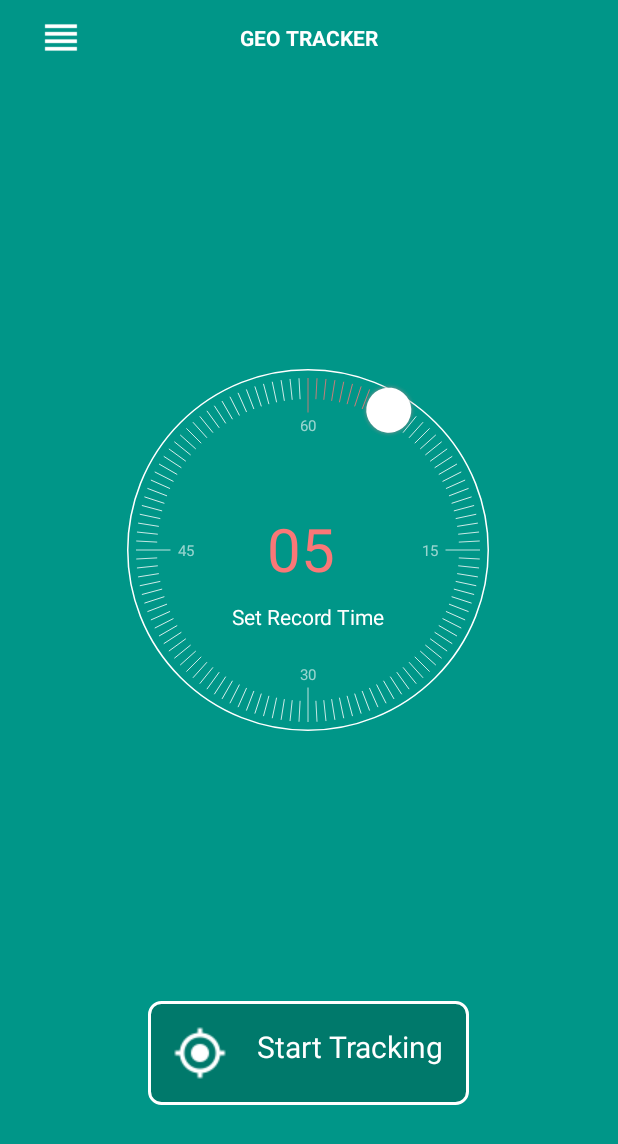
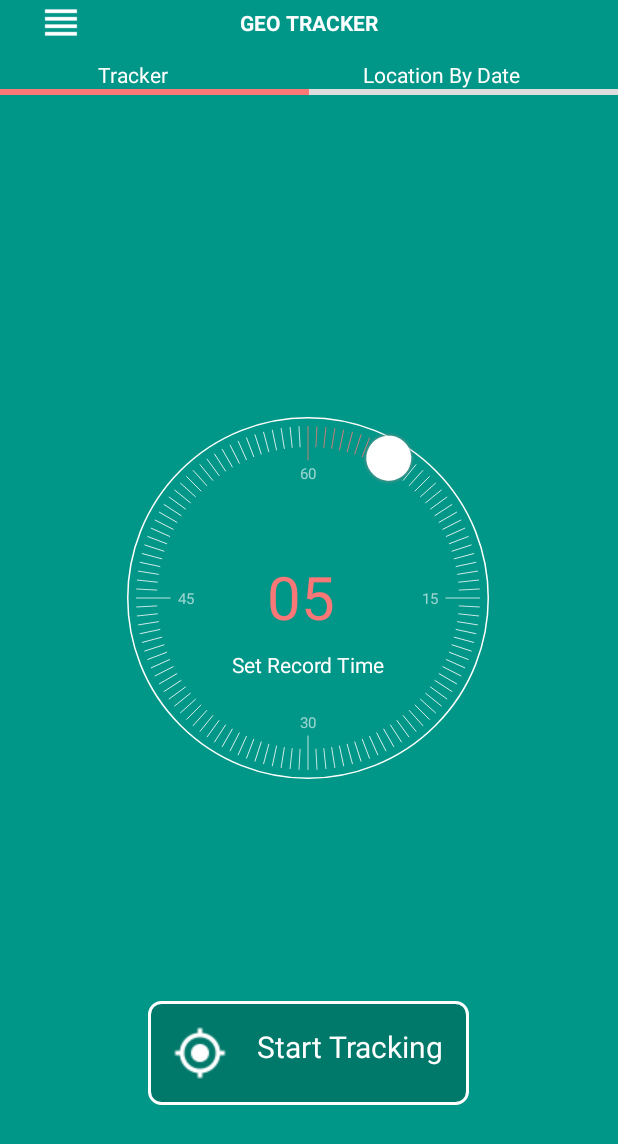
Before and after one commit to andela-kedeh/Geo-Tracker, an Android app: the MainActivity screen opened directly, with no data from a screen before it, on a phone screen of 412 x 824 dp. Shown: the top 1144 px of the screen. Run offline under Robolectric (Android 15) with nearby library versions, the phone set to English and light mode, and no system bars; 6 statements that could not run were skipped.

Commit message:
Changed the AppCompatActivity to FragmentActivity and Implement ViewPager

```diff
--- a/app/src/main/java/com/checkpoint4/wecking/standingstillapp/ApplicationComponent/CircleTimerView.java
+++ b/app/src/main/java/com/checkpoint4/wecking/standingstillapp/ApplicationComponent/CircleTimerView.java
@@ -333,8 +333,7 @@ public class CircleTimerView extends View
                         } else if (preRadian < Math.toRadians(90) && temp > Math.toRadians(270)) {
                             preRadian = (float) (temp + (temp - 2 * Math.PI) - preRadian);
                         }
-                            currentRadian += (temp - preRadian);
-
+                        currentRadian += (temp - preRadian);
                         preRadian = temp;
                         if (currentRadian > 2 * Math.PI) {
                             currentRadian = (2 * Math.PI);
--- a/app/src/main/java/com/checkpoint4/wecking/standingstillapp/DataModel/Location.java
+++ b/app/src/main/java/com/checkpoint4/wecking/standingstillapp/DataModel/Location.java
@@ -11,6 +11,7 @@ import android.widget.Toast;
 
 import com.bignerdranch.expandablerecyclerview.Model.ParentObject;
 import com.checkpoint4.wecking.standingstillapp.ObjectFactory.ObjectClass;
+import com.checkpoint4.wecking.standingstillapp.ObjectFactory.ObjectHolder;
 import com.checkpoint4.wecking.standingstillapp.adapter.LocationChildData;
 import com.checkpoint4.wecking.standingstillapp.util.Formater;
 
@@ -22,7 +23,7 @@ import java.util.List;
 /**
  * Created by wecking on 10/13/15.
  */
-public class Location{
+public class Location implements ObjectHolder{
 
     private Context mContext;
     private StandingDBHelper locationDb;
--- a/app/src/main/java/com/checkpoint4/wecking/standingstillapp/activity/MainActivity.java
+++ b/app/src/main/java/com/checkpoint4/wecking/standingstillapp/activity/MainActivity.java
@@ -3,100 +3,54 @@ package com.checkpoint4.wecking.standingstillapp.activity;
 import android.content.Intent;
 import android.support.design.widget.NavigationView;
 import android.os.Bundle;
+import android.support.v4.app.FragmentActivity;
 import android.support.v4.view.GravityCompat;
+import android.support.v4.view.ViewPager;
 import android.support.v4.widget.DrawerLayout;
-import android.support.v7.app.AppCompatActivity;
+import android.util.Log;
 import android.view.MenuItem;
 import android.view.View;
 import android.widget.ImageView;
 
 import com.checkpoint4.wecking.standingstillapp.ApplicationComponent.HelpDialog;
-import com.checkpoint4.wecking.standingstillapp.LocationServices.Constants;
-import com.checkpoint4.wecking.standingstillapp.LocationServices.StandingService;
 import com.checkpoint4.wecking.standingstillapp.ObjectFactory.ActivityHolder;
 import com.checkpoint4.wecking.standingstillapp.ObjectFactory.ObjectClass;
 import com.checkpoint4.wecking.standingstillapp.R;
-import com.checkpoint4.wecking.standingstillapp.ApplicationComponent.CircleTimerView;
+import com.checkpoint4.wecking.standingstillapp.slider.ViewPagerAdapter;
 
-import android.widget.LinearLayout;
-import android.widget.TextView;
-
-public class MainActivity extends AppCompatActivity implements  View.OnClickListener{
+public class MainActivity extends FragmentActivity implements  View.OnClickListener,
+        NavigationView.OnNavigationItemSelectedListener, ViewPager.OnPageChangeListener {
 
     private DrawerLayout mDrawerLayout;
     private ImageView headline;
-    private TextView stracking_status;
-    private LinearLayout Start_tracking;
     private NavigationView navigationView;
-    private CircleTimerView circularTimerView;
-    private ImageView start_icon;
+
+    private ViewPager _mViewPager;
+    private ViewPagerAdapter _adapter;
 
     @Override
     protected void onCreate(Bundle savedInstanceState) {
         super.onCreate(savedInstanceState);
         setContentView(R.layout.activity_main);
         initialize();
-        setOnClickListenner();
+        setUpView();
     }
 
     private void initialize(){
         mDrawerLayout = (DrawerLayout) findViewById(R.id.drawer_layout);
         headline = (ImageView) findViewById(R.id.view_headline);
         navigationView = (NavigationView) findViewById(R.id.nav_items);
-        setupDrawerContent(navigationView);
-        circularTimerView = (CircleTimerView) findViewById(R.id.circularTimerView);
-        Start_tracking = (LinearLayout) findViewById(R.id.Start_tracking);
-        stracking_status = (TextView) findViewById(R.id.stracking_status);
-        start_icon = (ImageView) findViewById(R.id.start_icon);
-    }
-
-    private void setOnClickListenner(){
+        navigationView.setNavigationItemSelectedListener(this);
         headline.setOnClickListener(this);
-        circularTimerView.setOnClickListener(this);
-        Constants.circularTimerView = circularTimerView;
-        Start_tracking.setOnClickListener(this);
-        stracking_status.setOnClickListener(this);
-        start_icon.setOnClickListener(this);
     }
 
     @Override
     public void onClick(View v) {
         switch (v.getId()){
-            case R.id.Start_tracking:
-            case R.id.start_icon:
-            case R.id.stracking_status:
-                startTracking();
-                break;
             case R.id.view_headline:
                 mDrawerLayout.openDrawer(GravityCompat.START);
                 break;
         }
-    }
-
-    private void startTracking() {
-        try {
-            if (StandingService.isRunning) {
-                pause();
-            } else {
-                start();
-            }
-        }catch(Exception e){
-            e.printStackTrace();
-        }
-    }
-
-    private void pause(){
-        stopService(new Intent(getBaseContext(), StandingService.class));
-        stracking_status.setText("Start Tracking");
-        Start_tracking.setBackground(getResources().getDrawable(R.drawable.start_button_background));
-        circularTimerView.pauseTimer();
-    }
-
-    private void start(){
-        startService(new Intent(getBaseContext(), StandingService.class));
-        stracking_status.setText("Stop Tracking");
-        Start_tracking.setBackground(getResources().getDrawable(R.drawable.stop_button_background));
-        circularTimerView.startTimer();
     }
 
     @Override
@@ -106,33 +60,6 @@ public class MainActivity extends AppCompatActivity implements  View.OnClickList
         startMain.addCategory(Intent.CATEGORY_HOME);
         startMain.setFlags(Intent.FLAG_ACTIVITY_NEW_TASK);
         startActivity(startMain);
-    }
-
-    private void setupDrawerContent(NavigationView navigationView) {
-        navigationView.setNavigationItemSelectedListener(
-                new NavigationView.OnNavigationItemSelectedListener() {
-                    @Override
-                    public boolean onNavigationItemSelected(MenuItem menuItem) {
-                        selectDrawerItem(menuItem);
-                        return true;
-                    }
-                });
-    }
-
-    private void selectDrawerItem(MenuItem menuItem) {
-        switch (menuItem.getItemId()) {
-            case R.id.byDay:
-                startLocationListing(true);
-                break;
-            case R.id.byLocation:
-                startLocationListing(false);
-                break;
-            case R.id.help:
-                mDrawerLayout.closeDrawers();
-                HelpDialog object = (HelpDialog) new ObjectClass().getObject("HelpDialog");
-                object.showHelpToUse();
-                break;
-        }
     }
 
     private void startLocationListing(boolean isDate){
@@ -153,4 +80,55 @@ public class MainActivity extends AppCompatActivity implements  View.OnClickList
         super.onResume();
     }
 
+    private void setUpView(){
+        _mViewPager = (ViewPager) findViewById(R.id.viewPager);
+        _adapter = new ViewPagerAdapter(getApplicationContext(),getSupportFragmentManager());
+        _mViewPager.setAdapter(_adapter);
+        _mViewPager.setCurrentItem(0);
+        _mViewPager.addOnPageChangeListener(this);
+    }
+
+    @Override
+    public boolean onNavigationItemSelected(MenuItem menuItem) {
+        switch (menuItem.getItemId()) {
+            case R.id.byDay:
+                startLocationListing(true);
+                break;
+            case R.id.byLocation:
+                startLocationListing(false);
+                break;
+            case R.id.help:
+                mDrawerLayout.closeDrawers();
+                HelpDialog object = (HelpDialog) new ObjectClass().getObject("HelpDialog");
+                object.showHelpToUse();
+                break;
+        }
+        return true;
+    }
+
+    @Override
+    public void onPageScrolled(int position, float positionOffset, int positionOffsetPixels) {
+
+    }
+
+    @Override
+    public void onPageSelected(int position) {
+        // TODO Auto-generated method stub
+        switch(position){
+            case 0:
+                findViewById(R.id.first_tab).setVisibility(View.VISIBLE);
+                findViewById(R.id.second_tab).setVisibility(View.INVISIBLE);
+                break;
+
+            case 1:
+                findViewById(R.id.first_tab).setVisibility(View.INVISIBLE);
+                findViewById(R.id.second_tab).setVisibility(View.VISIBLE);
+                break;
+        }
+    }
+
+    @Override
+    public void onPageScrollStateChanged(int state) {
+
+    }
 }
--- /dev/null
+++ b/app/src/main/java/com/checkpoint4/wecking/standingstillapp/slider/DateLayout.java
@@ -0,0 +1,67 @@
+
+package com.checkpoint4.wecking.standingstillapp.slider;
+
+import android.content.Context;
+import android.content.Intent;
+import android.os.Bundle;
+import android.support.v4.app.Fragment;
+import android.support.v7.widget.LinearLayoutManager;
+import android.support.v7.widget.RecyclerView;
+import android.support.v7.widget.Toolbar;
+import android.view.LayoutInflater;
+import android.view.View;
+import android.view.ViewGroup;
+import android.widget.ImageView;
+import android.widget.TextView;
+
+import com.checkpoint4.wecking.standingstillapp.DataModel.Location;
+import com.checkpoint4.wecking.standingstillapp.ObjectFactory.ActivityHolder;
+import com.checkpoint4.wecking.standingstillapp.R;
+import com.checkpoint4.wecking.standingstillapp.adapter.LocationAdapter;
+
+import java.util.List;
+
+public class DateLayout extends Fragment {
+
+	private Location location;
+	private RecyclerView recyclerView;
+	private Toolbar toolbar;
+	private ImageView backToMainActivity;
+	private TextView title;
+	private static Context context;
+	private ViewGroup root;
+
+	public static Fragment newInstance(Context contex) {
+		TimerView f = new TimerView();
+		context = contex;
+		return f;
+	}
+
+	@Override
+	public View onCreateView(LayoutInflater inflater, ViewGroup container,Bundle savedInstanceState) {
+		root = (ViewGroup) inflater.inflate(R.layout.content_list_location_by_date, null);
+		initialise();
+		loadAdater();
+		return root;
+	}
+
+
+	private void loadAdater() {
+		List locationData = location.getLocationDataByDate();
+		LocationAdapter adapter = new LocationAdapter(context, locationData);
+		adapter.setParentClickableViewAnimationDefaultDuration();
+		adapter.setParentAndIconExpandOnClick(true);
+		adapter.setCustomParentAnimationViewId(R.id.parent_list_item_expand_arrow);
+		recyclerView.setLayoutManager(new LinearLayoutManager(context));
+		recyclerView.setAdapter(adapter);
+	}
+
+	private void initialise(){
+		toolbar = (Toolbar) root.findViewById(R.id.toolbar);
+		recyclerView = (RecyclerView) root.findViewById(R.id.myRecyclerView);
+		backToMainActivity = (ImageView) root.findViewById(R.id.to_main_activity);
+		location = new Location(ActivityHolder.getActivity());
+		title = (TextView)  root.findViewById(R.id.title);
+	}
+
+}
--- /dev/null
+++ b/app/src/main/java/com/checkpoint4/wecking/standingstillapp/slider/TimerView.java
@@ -0,0 +1,108 @@
+
+package com.checkpoint4.wecking.standingstillapp.slider;
+
+
+import android.content.Context;
+import android.content.Intent;
+import android.os.Bundle;
+import android.support.design.widget.NavigationView;
+import android.support.v4.app.Fragment;
+import android.support.v4.view.GravityCompat;
+import android.support.v4.view.ViewPager;
+import android.support.v4.widget.DrawerLayout;
+import android.view.LayoutInflater;
+import android.view.View;
+import android.view.ViewGroup;
+import android.widget.ImageView;
+import android.widget.LinearLayout;
+import android.widget.TextView;
+
+import com.checkpoint4.wecking.standingstillapp.ApplicationComponent.CircleTimerView;
+import com.checkpoint4.wecking.standingstillapp.LocationServices.Constants;
+import com.checkpoint4.wecking.standingstillapp.LocationServices.StandingService;
+import com.checkpoint4.wecking.standingstillapp.ObjectFactory.ActivityHolder;
+import com.checkpoint4.wecking.standingstillapp.R;
+
+public class TimerView extends Fragment implements View.OnClickListener{
+
+	private DrawerLayout mDrawerLayout;
+	private TextView stracking_status;
+	private LinearLayout Start_tracking;
+	private CircleTimerView circularTimerView;
+	private ImageView start_icon;
+
+	private ViewPager _mViewPager;
+	private ViewPagerAdapter _adapter;
+	private ViewGroup root;
+
+	public static Fragment newInstance(Context context) {
+		DateLayout f = new DateLayout();
+
+		return f;
+	}
+
+	@Override
+	public View onCreateView(LayoutInflater inflater, ViewGroup container,Bundle savedInstanceState) {
+		root = (ViewGroup) inflater.inflate(R.layout.activity_maps, null);
+		initialize();
+		setOnClickListenner();
+		return root;
+	}
+
+	private void initialize(){
+		mDrawerLayout = (DrawerLayout) root.findViewById(R.id.drawer_layout);
+		circularTimerView = (CircleTimerView) root.findViewById(R.id.circularTimerView);
+		Start_tracking = (LinearLayout) root.findViewById(R.id.Start_tracking);
+		stracking_status = (TextView) root.findViewById(R.id.stracking_status);
+		start_icon = (ImageView) root.findViewById(R.id.start_icon);
+	}
+
+	private void setOnClickListenner(){
+		circularTimerView.setOnClickListener(this);
+		Constants.circularTimerView = circularTimerView;
+		Start_tracking.setOnClickListener(this);
+		stracking_status.setOnClickListener(this);
+		start_icon.setOnClickListener(this);
+	}
+
+	@Override
+	public void onClick(View v) {
+		switch (v.getId()){
+			case R.id.Start_tracking:
+			case R.id.start_icon:
+			case R.id.stracking_status:
+				startTracking();
+				break;
+			case R.id.view_headline:
+				mDrawerLayout.openDrawer(GravityCompat.START);
+				break;
+		}
+	}
+
+	private void startTracking() {
+		try {
+			if (StandingService.isRunning) {
+				pause();
+			} else {
+				start();
+			}
+		}catch(Exception e){
+			e.printStackTrace();
+		}
+	}
+
+	private void pause(){
+		ActivityHolder.getActivity().stopService(new Intent(ActivityHolder.getActivity(), StandingService.class));
+		stracking_status.setText("Start Tracking");
+		Start_tracking.setBackground(getResources().getDrawable(R.drawable.start_button_background));
+		circularTimerView.pauseTimer();
+	}
+
+	private void start(){
+		ActivityHolder.getActivity().startService(new Intent(ActivityHolder.getActivity(), StandingService.class));
+		stracking_status.setText("Stop Tracking");
+		Start_tracking.setBackground(getResources().getDrawable(R.drawable.stop_button_background));
+		circularTimerView.startTimer();
+	}
+
+}
--- /dev/null
+++ b/app/src/main/java/com/checkpoint4/wecking/standingstillapp/slider/ViewPagerAdapter.java
@@ -0,0 +1,34 @@
+package com.checkpoint4.wecking.standingstillapp.slider;
+
+import android.content.Context;
+import android.support.v4.app.Fragment;
+import android.support.v4.app.FragmentManager;
+import android.support.v4.app.FragmentPagerAdapter;
+
+public class ViewPagerAdapter extends FragmentPagerAdapter {
+	private Context _context;
+
+	public ViewPagerAdapter(Context context, FragmentManager fm) {
+		super(fm);
+		_context=context;
+
+		}
+	@Override
+	public Fragment getItem(int position) {
+		android.support.v4.app.Fragment f = new android.support.v4.app.Fragment();
+		switch(position){
+		case 0:
+			f=DateLayout.newInstance(_context);
+			break;
+		case 1:
+			f=TimerView.newInstance(_context);
+			break;
+		}
+		return f;
+	}
+	@Override
+	public int getCount() {
+		return 2;
+	}
+
+}
--- a/app/src/main/res/layout/activity_main.xml
+++ b/app/src/main/res/layout/activity_main.xml
@@ -7,7 +7,7 @@
     android:layout_width="match_parent"
     android:fitsSystemWindows="true">
 
-    <include layout="@layout/activity_maps"/>
+    <include layout="@layout/main"/>
 
     <android.support.design.widget.NavigationView
         android:id="@+id/nav_view"
@@ -34,5 +34,4 @@
         </android.support.design.widget.NavigationView>
 
 
-
 </android.support.v4.widget.DrawerLayout>
--- a/app/src/main/res/layout/activity_maps.xml
+++ b/app/src/main/res/layout/activity_maps.xml
@@ -7,35 +7,6 @@
     android:layout_height="match_parent"
     android:background="@color/colorPrimary"
     android:weightSum="1">
-
-
-        <android.support.v7.widget.Toolbar
-            android:id="@+id/toolbar"
-            android:layout_width="match_parent"
-            android:layout_height="30dp"
-            android:layout_marginTop="10dp"
-            android:background="@color/colorPrimary"
-            android:minHeight="?attr/actionBarSize">
-
-            <ImageView
-                android:id="@+id/view_headline"
-                android:layout_width="wrap_content"
-                android:layout_height="wrap_content"
-                android:src="@drawable/view_headline" />
-
-
-            <TextView
-                android:id="@+id/title_text"
-                android:layout_width="wrap_content"
-                android:layout_height="wrap_content"
-                android:layout_gravity="center"
-                android:text="Geo Tracker"
-                android:textAllCaps="true"
-                android:textColor="@color/icons"
-                android:textStyle="bold" />
-
-
-        </android.support.v7.widget.Toolbar>
 
     <LinearLayout
         android:layout_width="match_parent"
--- a/app/src/main/res/layout/content_list_location_by_date.xml
+++ b/app/src/main/res/layout/content_list_location_by_date.xml
@@ -4,6 +4,7 @@
     xmlns:app="http://schemas.android.com/apk/res-auto" android:layout_width="match_parent"
     android:layout_height="match_parent" android:paddingLeft="@dimen/activity_horizontal_margin"
     android:paddingRight="@dimen/activity_horizontal_margin"
+    android:id="@+id/second_tab"
     android:paddingTop="@dimen/activity_vertical_margin"
     android:paddingBottom="@dimen/activity_vertical_margin"
     app:layout_behavior="@string/appbar_scrolling_view_behavior"
--- /dev/null
+++ b/app/src/main/res/layout/indicator.xml
@@ -0,0 +1,36 @@
+<?xml version="1.0" encoding="utf-8"?>
+<LinearLayout xmlns:android="http://schemas.android.com/apk/res/android"
+    android:layout_width="fill_parent"
+    android:layout_height="fill_parent"
+    android:orientation="vertical" >
+    <TableLayout
+        style="@style/layout_f_w"
+        android:stretchColumns="*" >
+        <TableRow
+            android:background="#dddddd"
+            android:id="@+id/tableRow1"
+            style="@style/layout_wrap" >
+
+             <!-- First Tab indicator -->
+	            <LinearLayout
+		        style="@style/indicator_style"
+		        android:id="@+id/first_tab" >
+	           </LinearLayout>
+
+	        <!-- Second Tab indicator -->
+	            <LinearLayout
+		        style="@style/indicator_style"
+		        android:id="@+id/second_tab"
+		        android:visibility="invisible" >
+	           </LinearLayout>
+        </TableRow>
+    </TableLayout>
+
+    <!-- Bottom line -->
+    	<LinearLayout
+	    style="@style/h_line"
+	    android:orientation="vertical" >
+	  </LinearLayout>
+
+
+</LinearLayout>
--- /dev/null
+++ b/app/src/main/res/layout/main.xml
@@ -0,0 +1,86 @@
+<?xml version="1.0" encoding="utf-8"?>
+<LinearLayout xmlns:android="http://schemas.android.com/apk/res/android"
+    android:layout_width="fill_parent"
+    android:layout_height="fill_parent"
+    android:background="@color/colorPrimary"
+    android:orientation="vertical">
+
+
+    <android.support.v7.widget.Toolbar
+        android:id="@+id/toolbar"
+        android:layout_width="match_parent"
+        android:layout_height="30dp"
+        android:background="@color/colorPrimary"
+        android:minHeight="?attr/actionBarSize">
+
+        <ImageView
+            android:id="@+id/view_headline"
+            android:layout_width="wrap_content"
+            android:layout_height="wrap_content"
+            android:src="@drawable/view_headline" />
+
+
+        <TextView
+            android:id="@+id/title_text"
+            android:layout_width="wrap_content"
+            android:layout_height="wrap_content"
+            android:layout_gravity="center"
+            android:text="Geo Tracker"
+            android:textAllCaps="true"
+            android:textColor="@color/icons"
+            android:textStyle="bold" />
+
+
+    </android.support.v7.widget.Toolbar>
+
+
+    <TableLayout
+        style="@style/layout_f_w"
+        android:stretchColumns="*">
+
+        <TableRow
+            android:id="@+id/tableRow1"
+            style="@style/layout_wrap"
+            android:layout_marginTop="10dp"
+            android:background="@color/colorPrimary">
+
+            <!-- First Tab -->
+            <LinearLayout
+                android:id="@+id/first_text"
+                style="@style/layout_f_w"
+                android:orientation="vertical">
+
+                <TextView
+                    android:id="@+id/textView1"
+                    style="@style/text_title"
+                    android:text="Tracker" />
+
+            </LinearLayout>
+
+            <!-- Second Tab -->
+            <LinearLayout
+                android:id="@+id/second_text"
+                style="@style/layout_f_w"
+                android:orientation="vertical">
+
+                <TextView
+                    android:id="@+id/textVew1"
+                    style="@style/text_title"
+                    android:text="Location By Date" />
+
+            </LinearLayout>
+
+        </TableRow>
+    </TableLayout>
+
+    <include
+        layout="@layout/indicator"
+        android:layout_width="fill_parent"
+        android:layout_height="wrap_content" />
+
+    <android.support.v4.view.ViewPager
+        android:id="@+id/viewPager"
+        android:layout_width="fill_parent"
+        android:layout_height="fill_parent"
+        android:background="@color/icons" />
+</LinearLayout>
--- a/app/src/main/res/values/styles.xml
+++ b/app/src/main/res/values/styles.xml
@@ -10,4 +10,53 @@
     <style name="AppTheme.AppBarOverlay" parent="ThemeOverlay.AppCompat.Dark.ActionBar" />
     <style name="AppTheme.PopupOverlay" parent="ThemeOverlay.AppCompat.Light" />
 
+
+
+
+    <style name="Theme" parent="android:Theme">
+        <item name="android:background">@null</item>
+        <item name="android:windowNoTitle">true</item>
+    </style>
+
+    <style name="text_title">
+        <item name="android:layout_width">fill_parent</item>
+        <item name="android:layout_height">wrap_content</item>
+        <item name="android:textColor">@color/icons</item>
+        <item name="android:gravity">center</item>
+    </style>
+
+    <style name="text_option">
+        <item name="android:layout_width">wrap_content</item>
+        <item name="android:layout_height">wrap_content</item>
+        <item name="android:textColor">@color/primary_text</item>
+    </style>
+
+    <style name="layout_wrap">
+        <item name="android:layout_width">wrap_content</item>
+        <item name="android:layout_height">wrap_content</item>
+    </style>
+
+    <style name="layout_fill">
+        <item name="android:layout_width">fill_parent</item>
+        <item name="android:layout_height">fill_parent</item>
+    </style>
+
+    <style name="layout_f_w">
+        <item name="android:layout_width">fill_parent</item>
+        <item name="android:layout_height">wrap_content</item>
+    </style>
+
+    <style name="h_line">
+        <item name="android:layout_width">fill_parent</item>
+        <item name="android:layout_height">1.5dip</item>
+        <item name="android:background">@color/colorPrimary</item>
+    </style>
+
+    <style name="indicator_style">
+        <item name="android:layout_width">fill_parent</item>
+        <item name="android:layout_height">4dip</item>
+        <item name="android:background">@color/negativeButtonColor</item>
+        <item name="android:orientation">vertical</item>
+    </style>
+
 </resources>
```
Also changed, not shown: app/src/main/java/com/checkpoint4/wecking/standingstillapp/ApplicationComponent/MovingListenner.java (added, +9 -0 lines), app/src/main/java/com/checkpoint4/wecking/standingstillapp/fragment/ByDate.java (added, +25 -0 lines), app/src/main/java/com/checkpoint4/wecking/standingstillapp/fragment/ByLocation.java (added, +25 -0 lines), app/src/main/res/layout/fragment_by_date.xml (added, +10 -0 lines), app/src/main/res/layout/people_fragment.xml (added, +19 -0 lines), app/src/main/res/layout/tab_slider.xml (added, +25 -0 lines), app/src/main/res/drawable/passport.jpg (added), 1 other file.
